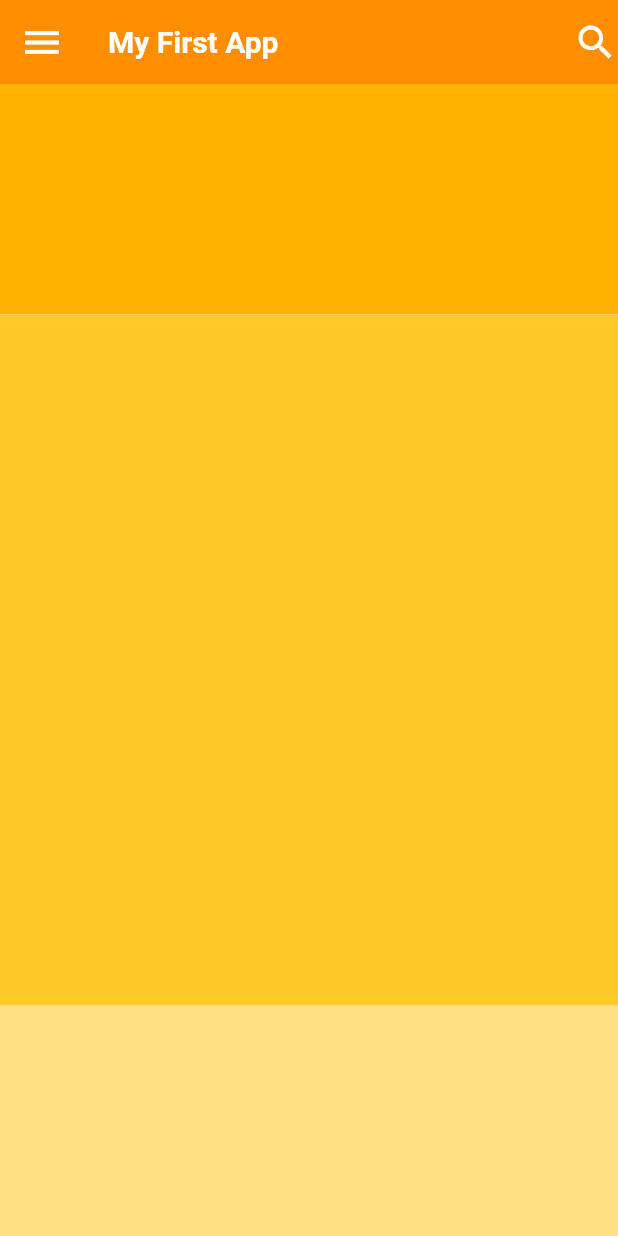
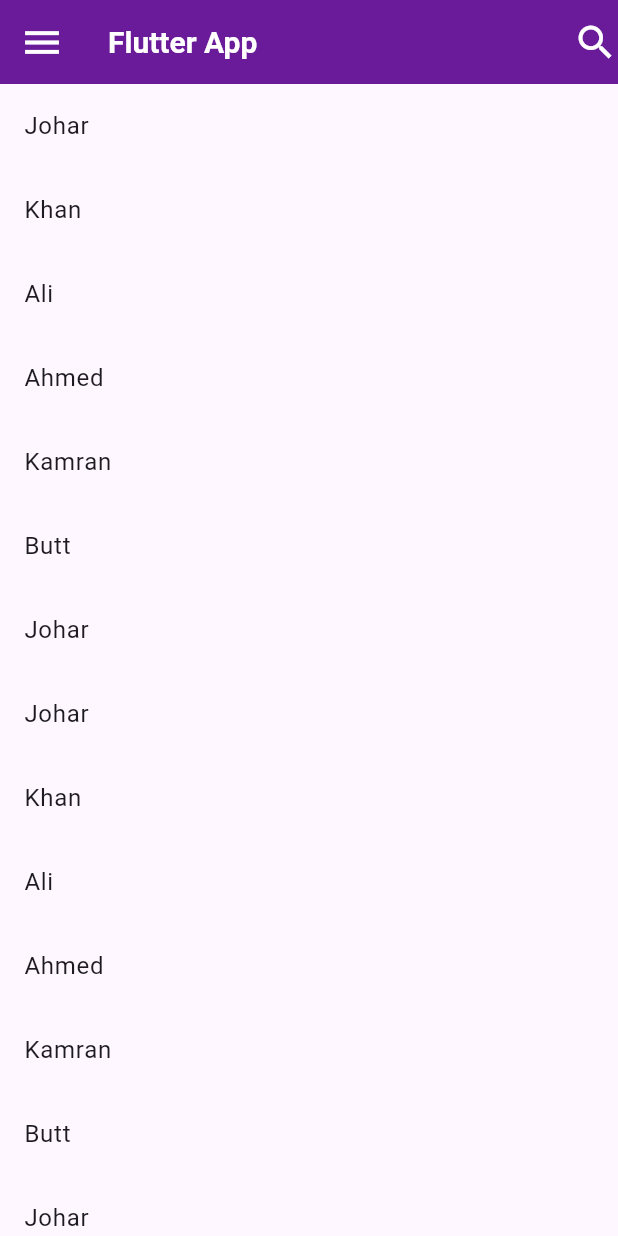
Before and after one commit to joharkhan99/flutter_basics, a Flutter app: the screen it shows after launch, on a phone screen of 412 x 824 dp. Run offline on Flutter 3.47's test engine with Material 3 defaults, Android fonts, the phone set to English and light mode, and no system bars.

Commit message:
Update names list and app title

```diff
--- a/lib/main.dart
+++ b/lib/main.dart
@@ -69,7 +69,22 @@ class MyApp extends StatelessWidget {
 
   List data = [1, 2, "Johar", 3.14, true];
   List<int> numbers = [1, 2, 3, 4, 5];
-  List<String> names = ["Johar", "Khan", "Ali"];
+  List<String> names = [
+    "Johar",
+    "Khan",
+    "Ali",
+    "Ahmed",
+    "Kamran",
+    "Butt",
+    "Johar",
+    "Johar",
+    "Khan",
+    "Ali",
+    "Ahmed",
+    "Kamran",
+    "Butt",
+    "Johar"
+  ];
 
   Map user = {
     "name": "Kamran butt",
@@ -99,8 +114,8 @@ class MyApp extends StatelessWidget {
       home: Scaffold(
           // backgroundColor: Colors.amber.shade200,
           appBar: AppBar(
-            backgroundColor: Colors.amber.shade800,
-            title: Text("My First App"),
+            backgroundColor: Colors.purple.shade800,
+            title: Text("Flutter App"),
             titleTextStyle: TextStyle(
               fontSize: 20,
               fontWeight: FontWeight.bold,
@@ -118,29 +133,11 @@ class MyApp extends StatelessWidget {
               ),
             ],
           ),
-          body: Column(
-            crossAxisAlignment: CrossAxisAlignment.end,
-            children: [
-              // 1st box
-              Expanded(
-                child: Container(
-                  color: Colors.amber.shade600,
-                ),
-              ),
-              // 2nd box
-              Expanded(
-                flex: 3,
-                child: Container(
-                  color: Colors.amber.shade400,
-                ),
-              ),
-              // 3rd box
-              Expanded(
-                child: Container(
-                  color: Colors.amber.shade200,
-                ),
-              ),
-            ],
+          body: ListView.builder(
+            itemCount: names.length,
+            itemBuilder: (context, index) => ListTile(
+              title: Text(names[index]),
+            ),
           )),
     );
   }
```
